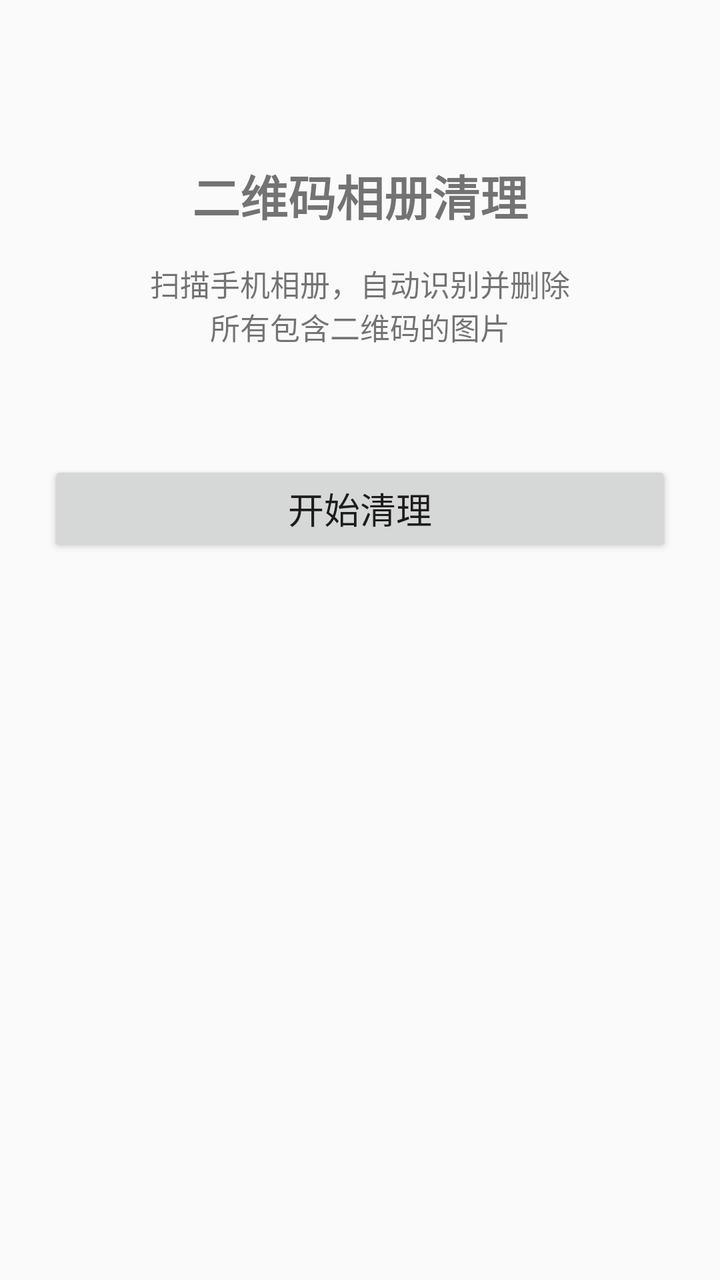
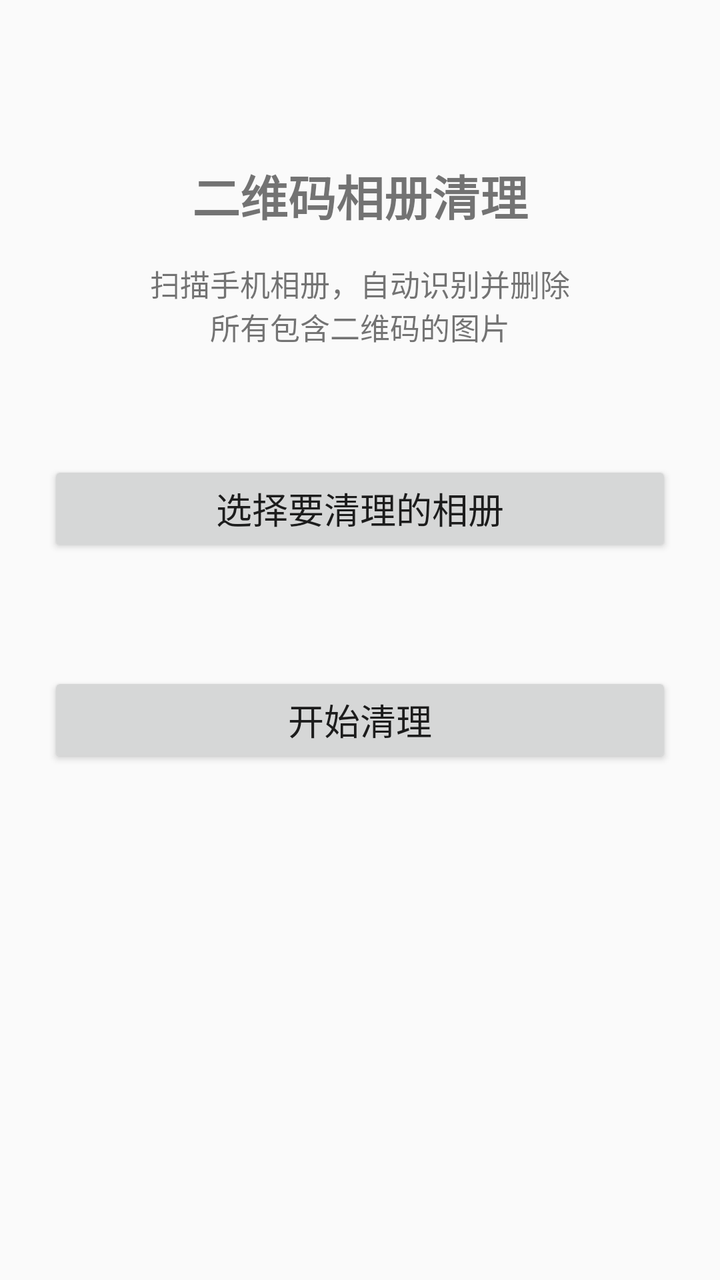

Screens rendered from an Android XML layout before and after an edit, with the pre-edit source and the edit as a unified diff.
<!-- AndroidManifest.xml: application theme Theme.QRCodePicClean -->
<!-- res/layout/activity_main.xml -->
<?xml version="1.0" encoding="utf-8"?>
<LinearLayout xmlns:android="http://schemas.android.com/apk/res/android"
    android:layout_width="match_parent"
    android:layout_height="match_parent"
    android:orientation="vertical"
    android:gravity="center_horizontal"
    android:padding="24dp">

    <TextView
        android:layout_width="wrap_content"
        android:layout_height="wrap_content"
        android:layout_marginTop="56dp"
        android:text="@string/title"
        android:textSize="24sp"
        android:textStyle="bold" />

    <TextView
        android:layout_width="wrap_content"
        android:layout_height="wrap_content"
        android:layout_marginTop="16dp"
        android:layout_marginBottom="56dp"
        android:gravity="center"
        android:text="@string/subtitle"
        android:textSize="15sp" />

    <Button
        android:id="@+id/btn_clean"
        android:layout_width="match_parent"
        android:layout_height="wrap_content"
        android:text="@string/btn_clean"
        android:textSize="18sp" />

    <ProgressBar
        android:id="@+id/progress_bar"
        style="?android:attr/progressBarStyle"
        android:layout_width="wrap_content"
        android:layout_height="wrap_content"
        android:layout_marginTop="28dp"
        android:visibility="gone" />

    <TextView
        android:id="@+id/tv_status"
        android:layout_width="wrap_content"
        android:layout_height="wrap_content"
        android:layout_marginTop="16dp"
        android:textSize="14sp"
        android:visibility="gone" />

    <TextView
        android:id="@+id/tv_result"
        android:layout_width="wrap_content"
        android:layout_height="wrap_content"
        android:layout_marginTop="20dp"
        android:gravity="center"
        android:textSize="16sp"
        android:textStyle="bold" />

</LinearLayout>
<!-- resources referenced by this layout -->
<resources>
  <string name="btn_clean">开始清理</string>
  <string name="subtitle">扫描手机相册，自动识别并删除\n所有包含二维码的图片</string>
  <string name="title">二维码相册清理</string>
  <style name="Theme.QRCodePicClean" parent="Theme.AppCompat.Light.DarkActionBar">
          <item name="colorPrimary">@color/primary</item>
          <item name="colorPrimaryDark">@color/primary_dark</item>
          <item name="colorAccent">@color/accent</item>
      </style>
  <color name="primary">#1E88E5</color>
  <color name="primary_dark">#1565C0</color>
  <color name="accent">#FF5722</color>
</resources>

<!-- the commit's change to res/layout/activity_main.xml (unified diff, before → after) -->
@@ -22,6 +22,22 @@
         android:gravity="center"
         android:text="@string/subtitle"
         android:textSize="15sp" />
+
+    <Button
+        android:id="@+id/btn_pick_albums"
+        android:layout_width="match_parent"
+        android:layout_height="wrap_content"
+        android:text="@string/btn_pick_albums"
+        android:textSize="18sp" />
+
+    <TextView
+        android:id="@+id/tv_scope"
+        android:layout_width="wrap_content"
+        android:layout_height="wrap_content"
+        android:layout_marginTop="8dp"
+        android:layout_marginBottom="32dp"
+        android:gravity="center"
+        android:textSize="13sp" />
 
     <Button
         android:id="@+id/btn_clean"
<!-- resource entries referenced after the edit -->
@@ -1,6 +1,7 @@
 <!-- resources referenced by this layout -->
 <resources>
   <string name="btn_clean">开始清理</string>
+  <string name="btn_pick_albums">选择要清理的相册</string>
   <string name="subtitle">扫描手机相册，自动识别并删除\n所有包含二维码的图片</string>
   <string name="title">二维码相册清理</string>
   <style name="Theme.QRCodePicClean" parent="Theme.AppCompat.Light.DarkActionBar">
